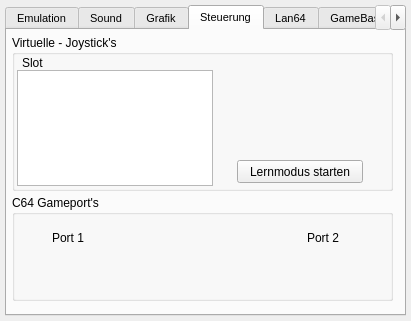
This is setup_window.ui in ThKattanek/emu64 as Qt 5 draws it before an edit. The edited form follows.
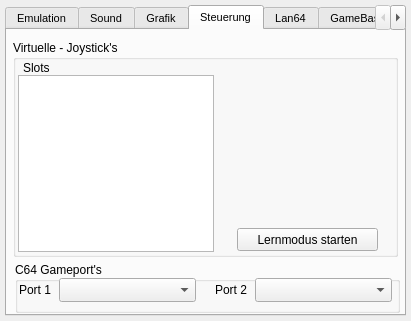
This is the edited form. The open tabs and pages were chosen to show the change.

Commit message: - Joystick Verwaltung komplett ueberarbeitet - eigenen Virtuellen Joystick erstellbar (Kombi Tastatur und verschiedener Realjoysticks möglich) - bis zu 16 verschiedene Virtuelle Joysticks - alles wird in der emu64.ini gespeichert - GUI Setup/Steuerung angepasst

Diff of the .ui file:
```diff
--- a/setup_window.ui
+++ b/setup_window.ui
@@ -320,10 +320,10 @@
     <widget class="QGroupBox" name="groupBox">
      <property name="geometry">
       <rect>
-       <x>5</x>
-       <y>5</y>
-       <width>381</width>
-       <height>156</height>
+       <x>6</x>
+       <y>10</y>
+       <width>385</width>
+       <height>217</height>
       </rect>
      </property>
      <property name="title">
@@ -339,7 +339,7 @@
        </rect>
       </property>
       <property name="text">
-       <string>Slot</string>
+       <string>Slots</string>
       </property>
      </widget>
      <widget class="QTableWidget" name="tableWidget">
@@ -348,16 +348,25 @@
         <x>5</x>
         <y>35</y>
         <width>196</width>
-        <height>116</height>
+        <height>177</height>
        </rect>
       </property>
+      <property name="selectionMode">
+       <enum>QAbstractItemView::SingleSelection</enum>
+      </property>
+      <property name="showGrid">
+       <bool>false</bool>
+      </property>
+      <attribute name="horizontalHeaderVisible">
+       <bool>false</bool>
+      </attribute>
      </widget>
      <widget class="QPushButton" name="RecJoy">
       <property name="geometry">
        <rect>
-        <x>225</x>
-        <y>125</y>
-        <width>126</width>
+        <x>224</x>
+        <y>188</y>
+        <width>141</width>
         <height>23</height>
        </rect>
       </property>
@@ -369,10 +378,10 @@
     <widget class="QGroupBox" name="groupBox_2">
      <property name="geometry">
       <rect>
-       <x>5</x>
-       <y>165</y>
-       <width>381</width>
-       <height>106</height>
+       <x>8</x>
+       <y>232</y>
+       <width>385</width>
+       <height>51</height>
       </rect>
      </property>
      <property name="title">
@@ -381,8 +390,8 @@
      <widget class="QLabel" name="label_2">
       <property name="geometry">
        <rect>
-        <x>40</x>
-        <y>35</y>
+        <x>4</x>
+        <y>20</y>
         <width>36</width>
         <height>16</height>
        </rect>
@@ -394,8 +403,8 @@
      <widget class="QLabel" name="label_3">
       <property name="geometry">
        <rect>
-        <x>295</x>
-        <y>35</y>
+        <x>200</x>
+        <y>20</y>
         <width>36</width>
         <height>16</height>
        </rect>
@@ -404,6 +413,29 @@
        <string>Port 2</string>
       </property>
      </widget>
+     <widget class="QComboBox" name="Port1">
+      <property name="geometry">
+       <rect>
+        <x>44</x>
+        <y>16</y>
+        <width>137</width>
+        <height>24</height>
+       </rect>
+      </property>
+      <property name="editable">
+       <bool>false</bool>
+      </property>
+     </widget>
+     <widget class="QComboBox" name="Port2">
+      <property name="geometry">
+       <rect>
+        <x>240</x>
+        <y>16</y>
+        <width>137</width>
+        <height>24</height>
+       </rect>
+      </property>
+     </widget>
     </widget>
    </widget>
    <widget class="QWidget" name="Lan64Tab">
```
Left out of the diff: 7 changed lines with no effect on the pictures. The commit also changes 7 other files.
